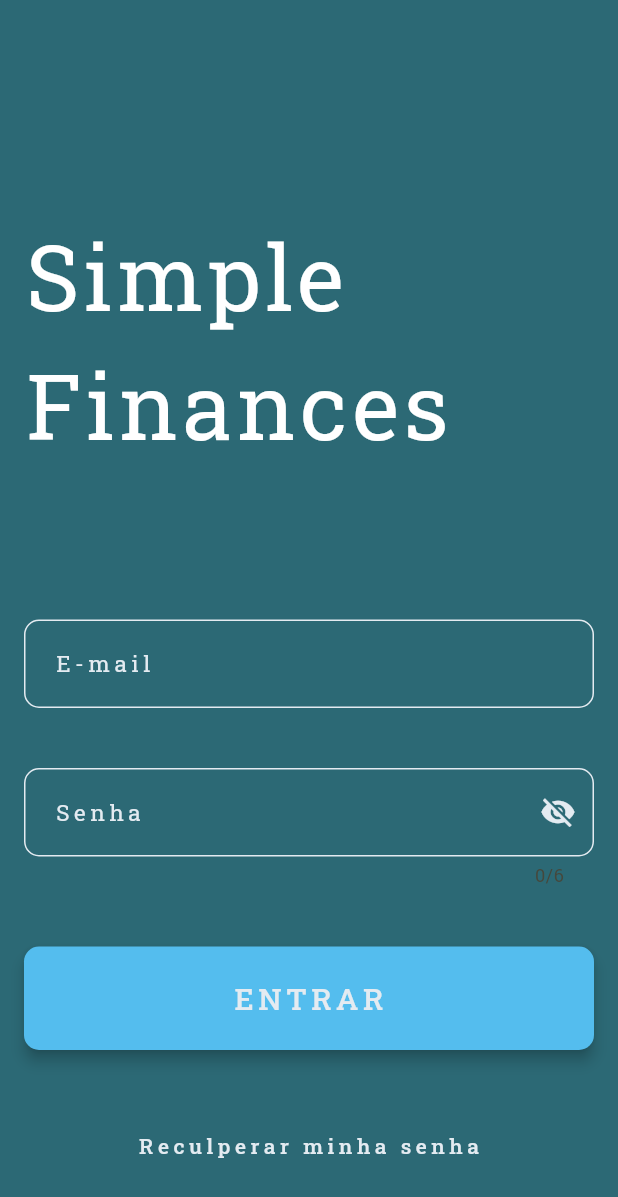
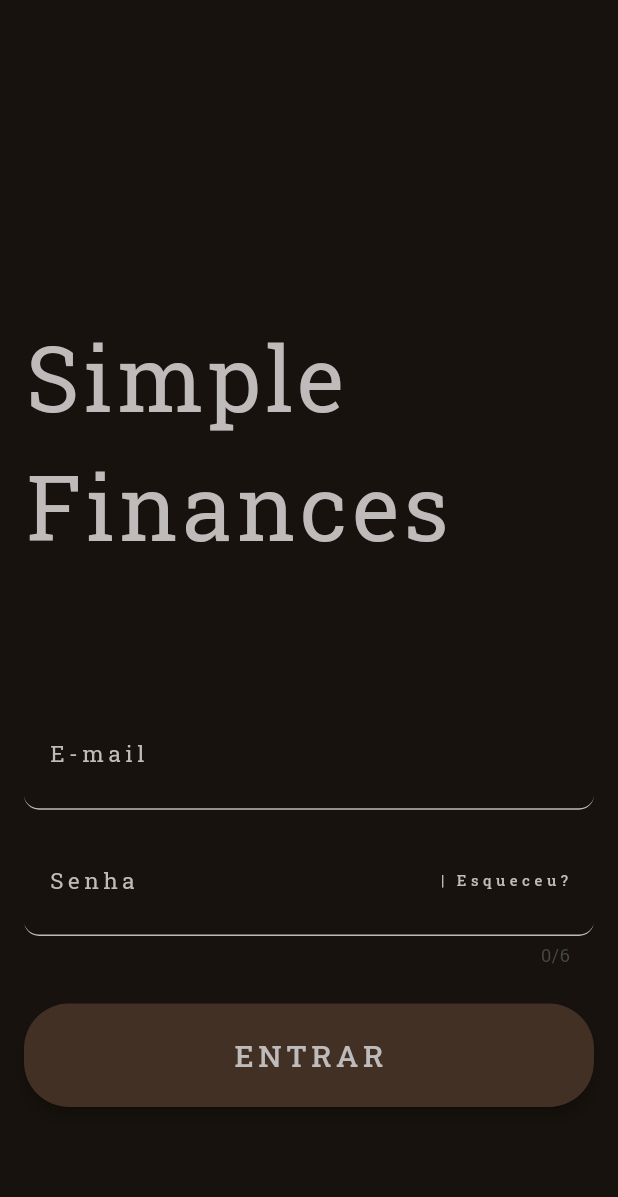
Before and after one commit to devherik/simple_finances, a Flutter app: the screen it shows after launch, on a phone screen of 412 x 824 dp. Shown: the top 1197 px of the screen. Run offline on Flutter 3.47's test engine with Material 2 defaults, Android fonts, the phone set to English and light mode, and no system bars; our stand-ins replace firebase_auth, firebase_core, go_router, google_fonts, hexcolor; accounts and stored records are empty.

Commit message:
view: improved the style of app, setting base colors

```diff
--- a/lib/config/util/app_globals.dart
+++ b/lib/config/util/app_globals.dart
@@ -7,8 +7,11 @@ const String appTitle = 'Simple Finances';
 String centroLabel = '';
 const String backgroundImage = 'assets/worker_background.jpeg';
 
-const greenMy = Color.fromARGB(255, 135, 238, 188);
-const redMy = Color.fromARGB(255, 226, 141, 141);
-const blueMy = Color.fromARGB(255, 84, 189, 238);
-var darkColor = HexColor('#2c6975');
-var lightColor = HexColor('#e4ebf1');
+const baseGreen = Color.fromARGB(255, 135, 238, 188);
+const baseRed = Color.fromARGB(255, 226, 141, 141);
+const baseBlue = Color.fromARGB(255, 84, 189, 238);
+var primaryDark = HexColor('#17120d');
+var secondaryDark = HexColor('#423025');
+var neutral = HexColor('#685850');
+var primaryLight = HexColor('#bebbba');
+var secondaryLight = HexColor('#8d8480');
--- a/lib/config/util/app_ui_widgets.dart
+++ b/lib/config/util/app_ui_widgets.dart
@@ -14,7 +14,7 @@ class UiWidgets {
         height: 2,
         color: Colors.blueGrey,
       ),
-      dropdownColor: gbl.lightColor,
+      dropdownColor: gbl.primaryLight,
       onChanged: (String? value) {
         // This is called when the user selects an item.
         // add here a valuenotifier, because can't use etState
@@ -92,11 +92,11 @@ class UiWidgets {
             ),
           ),
           labelText: lable,
-          labelStyle:
-              TextStyle(fontSize: 15, color: gbl.darkColor, letterSpacing: 3),
+          labelStyle: TextStyle(
+              fontSize: 15, color: gbl.secondaryDark, letterSpacing: 3),
           hintText: hint,
-          hintStyle:
-              TextStyle(fontSize: 14, color: gbl.darkColor, letterSpacing: 3),
+          hintStyle: TextStyle(
+              fontSize: 14, color: gbl.secondaryDark, letterSpacing: 3),
           filled: true,
           fillColor: const Color(0x00ffffff)),
     );
@@ -107,9 +107,10 @@ class UiWidgets {
       content: Text(
         label,
         textAlign: TextAlign.center,
-        style: const TextStyle(letterSpacing: 3, fontSize: 15),
+        style:
+            TextStyle(letterSpacing: 3, fontSize: 15, color: gbl.primaryLight),
       ),
-      backgroundColor: gbl.redMy,
+      backgroundColor: gbl.primaryDark,
     );
     ScaffoldMessenger.of(context).showSnackBar(snack);
   }
--- a/lib/features/authentication/page_auth.dart
+++ b/lib/features/authentication/page_auth.dart
@@ -12,10 +12,9 @@ class PageAuth extends StatefulWidget {
 }
 
 class _PageAuthState extends State<PageAuth> {
-  bool _showPassword = true;
   final _emailTextControll = TextEditingController();
   final _passwordTextControll = TextEditingController();
-  dynamic _imputColor = gbl.lightColor;
+  dynamic _imputColor = gbl.primaryLight;
 
   bool _checkInputs() {
     // check the data from textfields and return true if they are empty
@@ -31,7 +30,7 @@ class _PageAuthState extends State<PageAuth> {
   Widget build(BuildContext context) {
     return Scaffold(
       body: Container(
-        color: gbl.darkColor,
+        color: gbl.primaryDark,
         height: MediaQuery.of(context).size.height,
         width: MediaQuery.of(context).size.width,
         // decoration: const BoxDecoration(
@@ -42,110 +41,116 @@ class _PageAuthState extends State<PageAuth> {
           padding: const EdgeInsets.all(16),
           child: Column(
             children: [
-              const Padding(
-                padding: EdgeInsets.symmetric(vertical: 80),
+              Padding(
+                padding: const EdgeInsets.symmetric(vertical: 80),
                 child: Text(
                   'Simple Finances',
                   style: TextStyle(
-                      color: Colors.white, letterSpacing: 3, fontSize: 60),
+                      color: gbl.primaryLight, letterSpacing: 3, fontSize: 60),
                 ),
               ),
               Padding(
-                padding: const EdgeInsets.symmetric(vertical: 20),
+                padding: const EdgeInsets.symmetric(vertical: 5),
                 child: TextField(
                   keyboardType: TextInputType.emailAddress,
                   controller: _emailTextControll,
                   textAlign: TextAlign.start,
                   maxLines: 1,
                   style: TextStyle(
-                      fontSize: 15, letterSpacing: 3, color: gbl.lightColor),
+                      fontSize: 15, letterSpacing: 3, color: gbl.primaryLight),
                   decoration: InputDecoration(
                     contentPadding: const EdgeInsets.symmetric(
                         vertical: 18, horizontal: 16),
-                    border: OutlineInputBorder(
+                    border: UnderlineInputBorder(
                       borderRadius: BorderRadius.circular(10),
-                      borderSide: BorderSide(color: gbl.lightColor, width: 1),
+                      borderSide: BorderSide(color: gbl.primaryLight, width: 1),
                     ),
-                    enabledBorder: OutlineInputBorder(
+                    enabledBorder: UnderlineInputBorder(
                       borderRadius: BorderRadius.circular(10),
-                      borderSide: BorderSide(color: gbl.lightColor, width: 1),
+                      borderSide: BorderSide(color: gbl.primaryLight, width: 1),
                     ),
-                    focusedBorder: OutlineInputBorder(
+                    focusedBorder: UnderlineInputBorder(
                       borderRadius: BorderRadius.circular(10),
-                      borderSide: BorderSide(color: gbl.lightColor, width: 1),
+                      borderSide: BorderSide(color: gbl.primaryLight, width: 1),
                     ),
                     labelText: 'E-mail',
                     labelStyle: TextStyle(
-                        fontSize: 15, letterSpacing: 3, color: gbl.lightColor),
+                        fontSize: 15,
+                        letterSpacing: 3,
+                        color: gbl.primaryLight),
                     hintText: 'usuario@mail.com',
                     hintStyle: TextStyle(
-                        fontSize: 10, letterSpacing: 3, color: gbl.lightColor),
+                        fontSize: 10,
+                        letterSpacing: 3,
+                        color: gbl.primaryLight),
                   ),
                 ),
               ),
               Padding(
-                padding: const EdgeInsets.symmetric(vertical: 20),
+                padding: const EdgeInsets.symmetric(vertical: 5),
                 child: TextField(
                   keyboardType: TextInputType.visiblePassword,
                   controller: _passwordTextControll,
                   textAlign: TextAlign.start,
                   maxLines: 1,
                   maxLength: 6,
-                  obscureText: _showPassword,
+                  obscureText: true,
                   style: TextStyle(
-                      fontSize: 15, letterSpacing: 3, color: gbl.lightColor),
+                      fontSize: 15, letterSpacing: 3, color: gbl.primaryLight),
                   decoration: InputDecoration(
                     contentPadding: const EdgeInsets.symmetric(
                         vertical: 18, horizontal: 16),
-                    suffixIcon: GestureDetector(
-                        onTap: () => setState(() {
-                              _showPassword = !_showPassword;
-                            }),
-                        child: !_showPassword
-                            ? Icon(
-                                Icons.visibility,
-                                size: 24,
-                                color: gbl.lightColor,
-                              )
-                            : Icon(
-                                Icons.visibility_off,
-                                size: 24,
-                                color: gbl.lightColor,
-                              )),
-                    border: OutlineInputBorder(
+                    suffixIcon: MaterialButton(
+                      onPressed: () {},
+                      shape: RoundedRectangleBorder(
+                          borderRadius: BorderRadius.circular(10)),
+                      splashColor: Colors.transparent,
+                      child: Text(
+                        '| Esqueceu?',
+                        style: TextStyle(
+                            fontSize: 10,
+                            letterSpacing: 3,
+                            color: gbl.primaryLight),
+                      ),
+                    ),
+                    border: UnderlineInputBorder(
                       borderRadius: BorderRadius.circular(10),
-                      borderSide: BorderSide(color: gbl.lightColor, width: 1),
+                      borderSide: BorderSide(color: gbl.primaryLight, width: 1),
                     ),
-                    enabledBorder: OutlineInputBorder(
+                    enabledBorder: UnderlineInputBorder(
                       borderRadius: BorderRadius.circular(10),
-                      borderSide: BorderSide(color: gbl.lightColor, width: 1),
+                      borderSide: BorderSide(color: gbl.primaryLight, width: 1),
                     ),
-                    focusedBorder: OutlineInputBorder(
+                    focusedBorder: UnderlineInputBorder(
                       borderRadius: BorderRadius.circular(10),
                       borderSide: BorderSide(color: _imputColor, width: 1),
                     ),
                     labelText: 'Senha',
                     labelStyle: TextStyle(
-                        fontSize: 15, letterSpacing: 3, color: gbl.lightColor),
+                        fontSize: 15,
+                        letterSpacing: 3,
+                        color: gbl.primaryLight),
                     hintText: '******',
                     hintStyle: TextStyle(
-                        fontSize: 10, letterSpacing: 3, color: gbl.lightColor),
+                        fontSize: 10,
+                        letterSpacing: 3,
+                        color: gbl.primaryLight),
                   ),
                   onChanged: (value) {
                     if (value.length < 6) {
                       setState(() {
-                        _imputColor = gbl.redMy;
+                        _imputColor = gbl.baseRed;
                       });
                     } else {
                       setState(() {
-                        _imputColor = gbl.lightColor;
+                        _imputColor = gbl.primaryLight;
                       });
                     }
                   },
                 ),
               ),
               Padding(
-                padding: const EdgeInsets.symmetric(vertical: 20),
+                padding: const EdgeInsets.only(top: 20, bottom: 70),
                 child: MaterialButton(
                   onPressed: () {
                     if (_checkInputs()) {
@@ -167,35 +172,23 @@ class _PageAuthState extends State<PageAuth> {
                     }
                   },
                   elevation: 4,
-                  color: gbl.blueMy,
+                  color: gbl.secondaryDark,
                   shape: RoundedRectangleBorder(
-                      borderRadius: BorderRadius.circular(10)),
+                      borderRadius: BorderRadius.circular(30)),
                   padding:
                       const EdgeInsets.symmetric(horizontal: 16, vertical: 20),
-                  splashColor: Colors.blueGrey,
+                  splashColor: gbl.primaryLight,
                   onLongPress: null,
                   minWidth: MediaQuery.of(context).size.width,
                   child: Text(
                     'ENTRAR',
                     style: TextStyle(
-                        letterSpacing: 3, fontSize: 20, color: gbl.lightColor),
+                        letterSpacing: 3,
+                        fontSize: 20,
+                        color: gbl.primaryLight),
                   ),
                 ),
               ),
-              Padding(
-                padding: const EdgeInsets.symmetric(vertical: 20),
-                child: MaterialButton(
-                  onPressed: () {},
-                  shape: RoundedRectangleBorder(
-                      borderRadius: BorderRadius.circular(10)),
-                  splashColor: Colors.blueGrey,
-                  child: Text(
-                    'Reculperar minha senha',
-                    style: TextStyle(
-                        fontSize: 14, letterSpacing: 3, color: gbl.lightColor),
-                  ),
-                ),
-              )
             ],
           ),
         ),
--- a/lib/theme/app_theme.dart
+++ b/lib/theme/app_theme.dart
@@ -7,9 +7,9 @@ abstract class AppTheme {
     return ThemeData(
       appBarTheme: AppBarTheme(
         elevation: 0.0,
-        color: gbl.lightColor,
+        color: gbl.primaryLight,
       ),
-      scaffoldBackgroundColor: gbl.lightColor,
+      scaffoldBackgroundColor: gbl.primaryLight,
       primarySwatch: Colors.lightGreen,
       colorScheme: ColorScheme.fromSeed(seedColor: Colors.lightGreen),
       useMaterial3: true,
@@ -19,9 +19,9 @@ abstract class AppTheme {
 
   static ThemeData get dark {
     return ThemeData(
-      appBarTheme: const AppBarTheme(
+      appBarTheme: AppBarTheme(
         elevation: 0.0,
-        color: Colors.transparent,
+        color: gbl.primaryDark,
       ),
       scaffoldBackgroundColor: Colors.black,
       primarySwatch: Colors.lightGreen,
```
